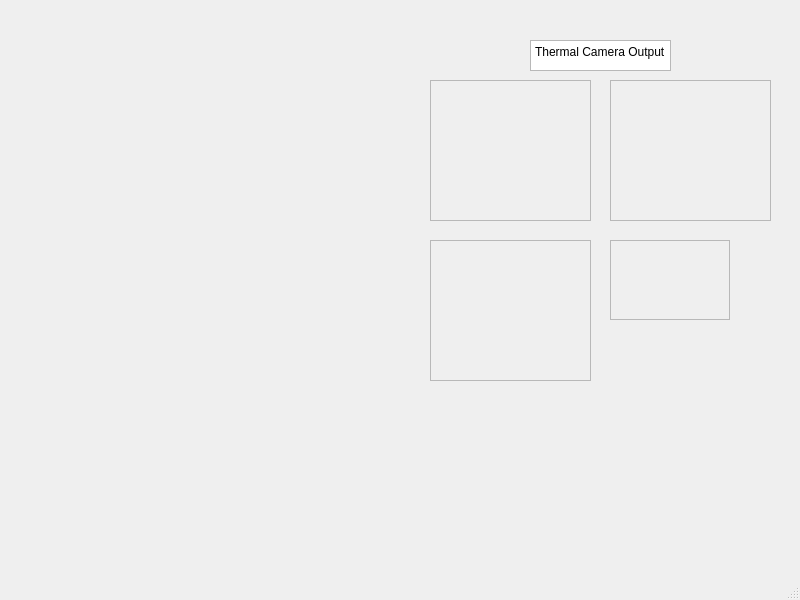
First picture: the form in LCAS/GUI/LCAS-GUI-V1.ui, repository elizartsy/LCAS-Project, before the edit.
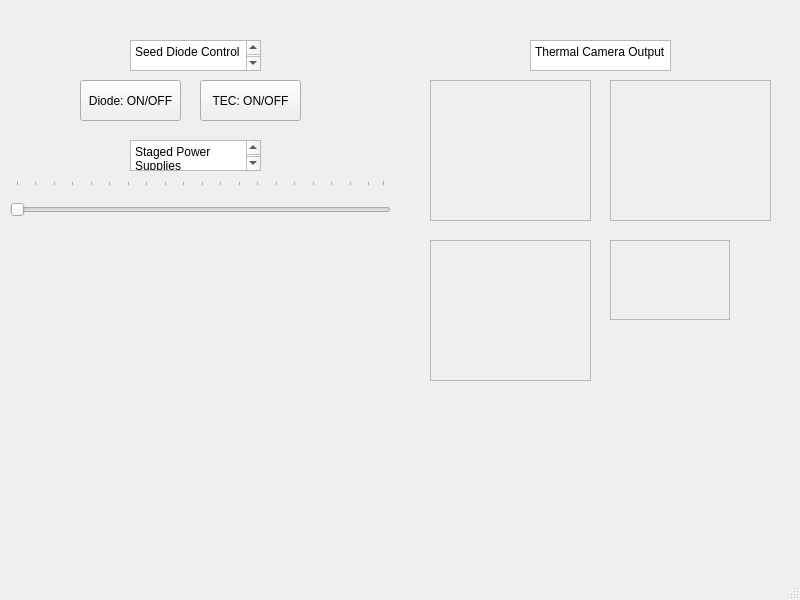
Second picture: the form after the edit.

Diff of the .ui file:
```diff
--- a/LCAS/GUI/LCAS-GUI-V1.ui
+++ b/LCAS/GUI/LCAS-GUI-V1.ui
@@ -98,6 +98,95 @@
      <enum>QFrame::Shadow::Raised</enum>
     </property>
    </widget>
+   <widget class="QTextBrowser" name="textBrowser_2">
+    <property name="geometry">
+     <rect>
+      <x>130</x>
+      <y>40</y>
+      <width>131</width>
+      <height>31</height>
+     </rect>
+    </property>
+    <property name="html">
+     <string>&lt;!DOCTYPE HTML PUBLIC &quot;-//W3C//DTD HTML 4.0//EN&quot; &quot;http://www.w3.org/TR/REC-html40/strict.dtd&quot;&gt;
+&lt;html&gt;&lt;head&gt;&lt;meta name=&quot;qrichtext&quot; content=&quot;1&quot; /&gt;&lt;meta charset=&quot;utf-8&quot; /&gt;&lt;style type=&quot;text/css&quot;&gt;
+p, li { white-space: pre-wrap; }
+hr { height: 1px; border-width: 0; }
+li.unchecked::marker { content: &quot;\2610&quot;; }
+li.checked::marker { content: &quot;\2612&quot;; }
+&lt;/style&gt;&lt;/head&gt;&lt;body style=&quot; font-family:'Segoe UI'; font-size:9pt; font-weight:400; font-style:normal;&quot;&gt;
+&lt;p style=&quot; margin-top:0px; margin-bottom:0px; margin-left:0px; margin-right:0px; -qt-block-indent:0; text-indent:0px;&quot;&gt;Seed Diode Control&lt;/p&gt;
+&lt;p style=&quot;-qt-paragraph-type:empty; margin-top:0px; margin-bottom:0px; margin-left:0px; margin-right:0px; -qt-block-indent:0; text-indent:0px;&quot;&gt;&lt;br /&gt;&lt;/p&gt;&lt;/body&gt;&lt;/html&gt;</string>
+    </property>
+   </widget>
+   <widget class="QPushButton" name="pushButton">
+    <property name="geometry">
+     <rect>
+      <x>80</x>
+      <y>80</y>
+      <width>101</width>
+      <height>41</height>
+     </rect>
+    </property>
+    <property name="text">
+     <string>Diode: ON/OFF</string>
+    </property>
+   </widget>
+   <widget class="QPushButton" name="pushButton_2">
+    <property name="geometry">
+     <rect>
+      <x>200</x>
+      <y>80</y>
+      <width>101</width>
+      <height>41</height>
+     </rect>
+    </property>
+    <property name="text">
+     <string>TEC: ON/OFF</string>
+    </property>
+   </widget>
+   <widget class="QTextBrowser" name="textBrowser_3">
+    <property name="geometry">
+     <rect>
+      <x>130</x>
+      <y>140</y>
+      <width>131</width>
+      <height>31</height>
+     </rect>
+    </property>
+    <property name="html">
+     <string>&lt;!DOCTYPE HTML PUBLIC &quot;-//W3C//DTD HTML 4.0//EN&quot; &quot;http://www.w3.org/TR/REC-html40/strict.dtd&quot;&gt;
+&lt;html&gt;&lt;head&gt;&lt;meta name=&quot;qrichtext&quot; content=&quot;1&quot; /&gt;&lt;meta charset=&quot;utf-8&quot; /&gt;&lt;style type=&quot;text/css&quot;&gt;
+p, li { white-space: pre-wrap; }
+hr { height: 1px; border-width: 0; }
+li.unchecked::marker { content: &quot;\2610&quot;; }
+li.checked::marker { content: &quot;\2612&quot;; }
+&lt;/style&gt;&lt;/head&gt;&lt;body style=&quot; font-family:'Segoe UI'; font-size:9pt; font-weight:400; font-style:normal;&quot;&gt;
+&lt;p style=&quot; margin-top:0px; margin-bottom:0px; margin-left:0px; margin-right:0px; -qt-block-indent:0; text-indent:0px;&quot;&gt;Staged Power Supplies&lt;/p&gt;&lt;/body&gt;&lt;/html&gt;</string>
+    </property>
+   </widget>
+   <widget class="QSlider" name="horizontalSlider">
+    <property name="geometry">
+     <rect>
+      <x>10</x>
+      <y>180</y>
+      <width>381</width>
+      <height>51</height>
+     </rect>
+    </property>
+    <property name="autoFillBackground">
+     <bool>true</bool>
+    </property>
+    <property name="orientation">
+     <enum>Qt::Orientation::Horizontal</enum>
+    </property>
+    <property name="tickPosition">
+     <enum>QSlider::TickPosition::TicksAbove</enum>
+    </property>
+    <property name="tickInterval">
+     <number>5</number>
+    </property>
+   </widget>
   </widget>
   <widget class="QMenuBar" name="menubar">
    <property name="geometry">
```
